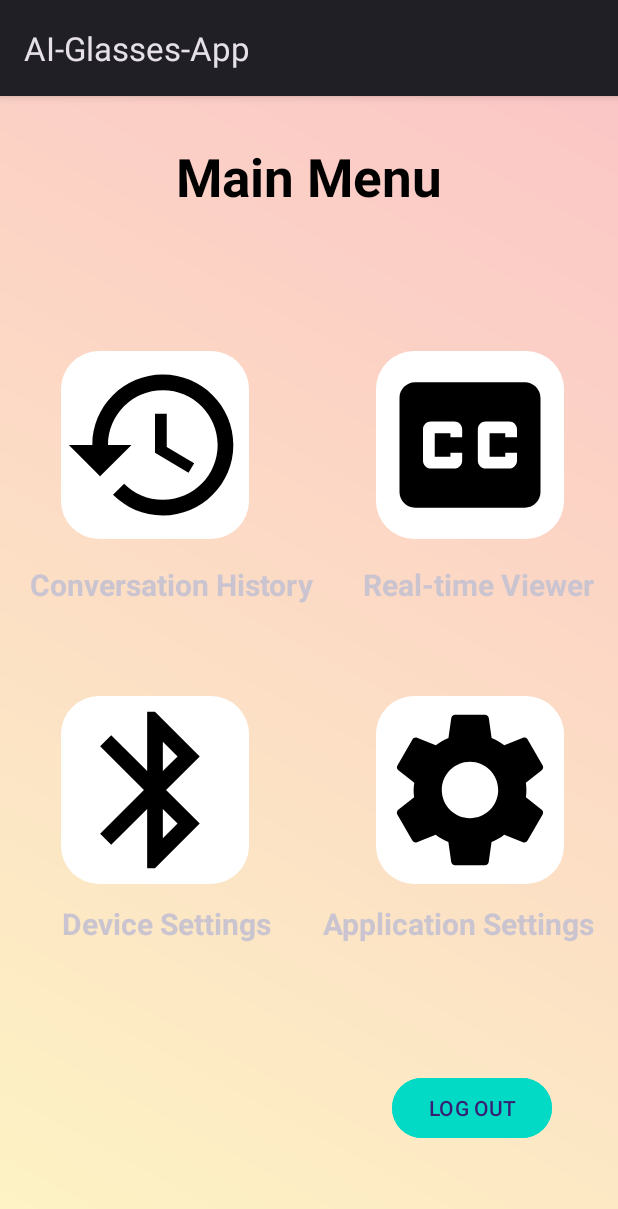
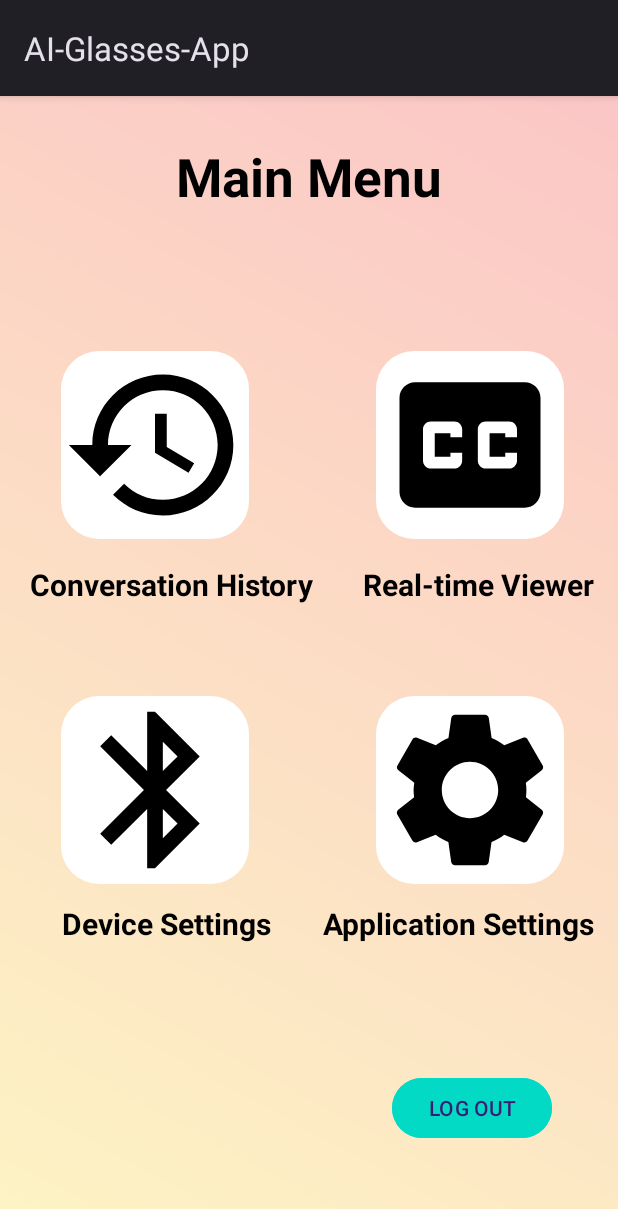
Before and after one commit to Abilaash01/AI-Glasses-App, an Android app: the MainMenuActivity screen opened directly, with no data from a screen before it, on a phone screen of 412 x 824 dp. Shown: the top 1209 px of the screen. Run offline under Robolectric (Android 15) with nearby library versions, the phone set to English and light mode, and no system bars.

Commit message:
Updated main menu text colour

```diff
--- a/app/src/main/res/layout/activity_main_menu.xml
+++ b/app/src/main/res/layout/activity_main_menu.xml
@@ -44,6 +44,7 @@
         android:layout_height="wrap_content"
         android:clickable="true"
         android:text="Application Settings"
+        android:textColor="#000000"
         android:textSize="20sp"
         android:textStyle="bold"
         app:layout_constraintBottom_toBottomOf="parent"
@@ -74,6 +75,7 @@
         android:layout_height="wrap_content"
         android:clickable="true"
         android:text="Device Settings"
+        android:textColor="#000000"
         android:textSize="20sp"
         android:textStyle="bold"
         app:layout_constraintBottom_toBottomOf="parent"
@@ -104,6 +106,7 @@
         android:layout_height="wrap_content"
         android:clickable="true"
         android:text="Real-time Viewer"
+        android:textColor="#000000"
         android:textSize="20sp"
         android:textStyle="bold"
         app:layout_constraintBottom_toBottomOf="parent"
@@ -150,6 +153,7 @@
         android:layout_height="wrap_content"
         android:clickable="true"
         android:text="Conversation History"
+        android:textColor="#000000"
         android:textSize="20sp"
         android:textStyle="bold"
         app:layout_constraintBottom_toBottomOf="parent"
```
